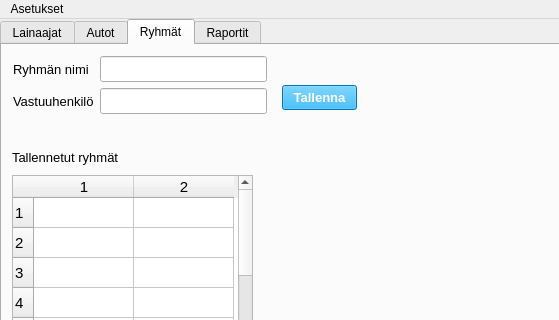
Before: the Qt Designer form administrative.ui in Roo-M/Autolainaus-R, drawn with Qt 5; both pictures show x 0 to 559 and y 0 to 320 of the 800 by 648 pixel window.
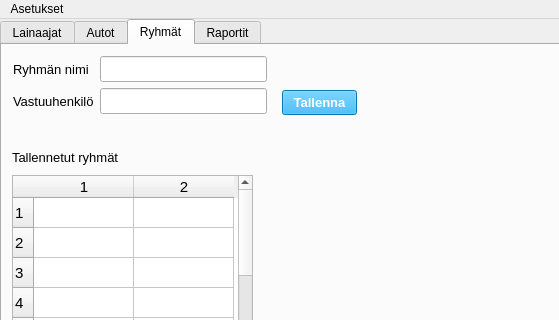
After: the same form once the commit is applied. Icons and pictures are not drawn.

Commit message: Tehty ryhmän tallennus def ja pieniä muutoksia ohjelman ulkonäköön

```diff
--- a/administrative.ui
+++ b/administrative.ui
@@ -478,7 +478,7 @@
       <property name="geometry">
        <rect>
         <x>280</x>
-        <y>40</y>
+        <y>45</y>
         <width>75</width>
         <height>25</height>
        </rect>
```
Left out of the diff: 4 changed lines with no effect on the pictures. The commit also changes 2 other files.
